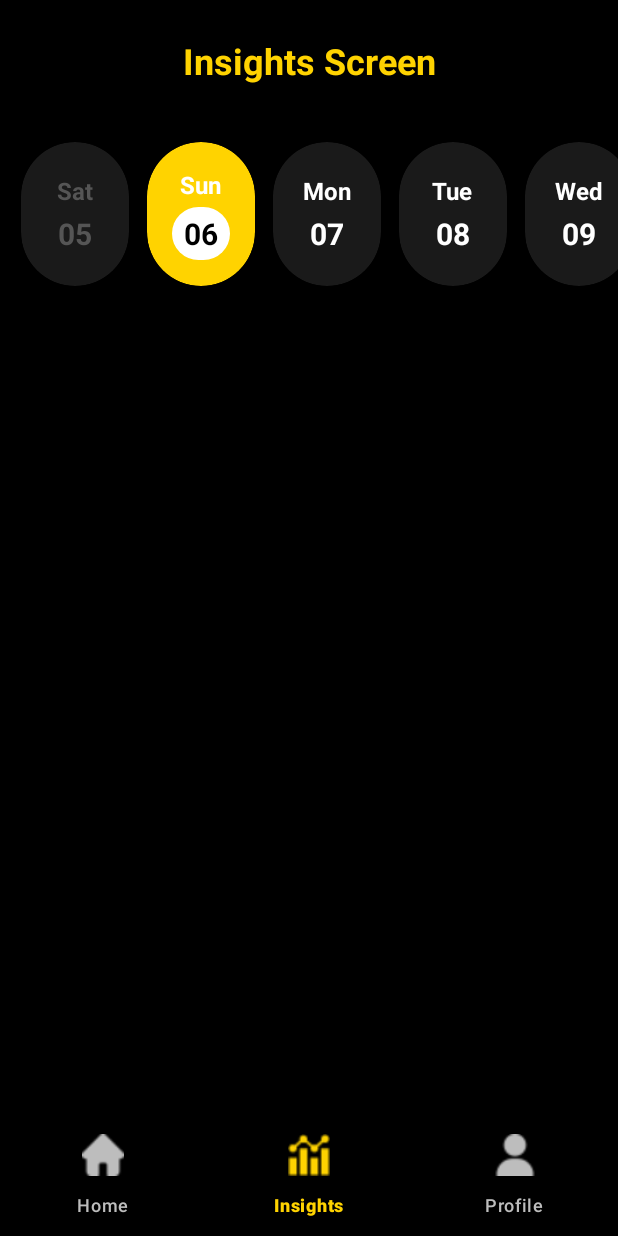
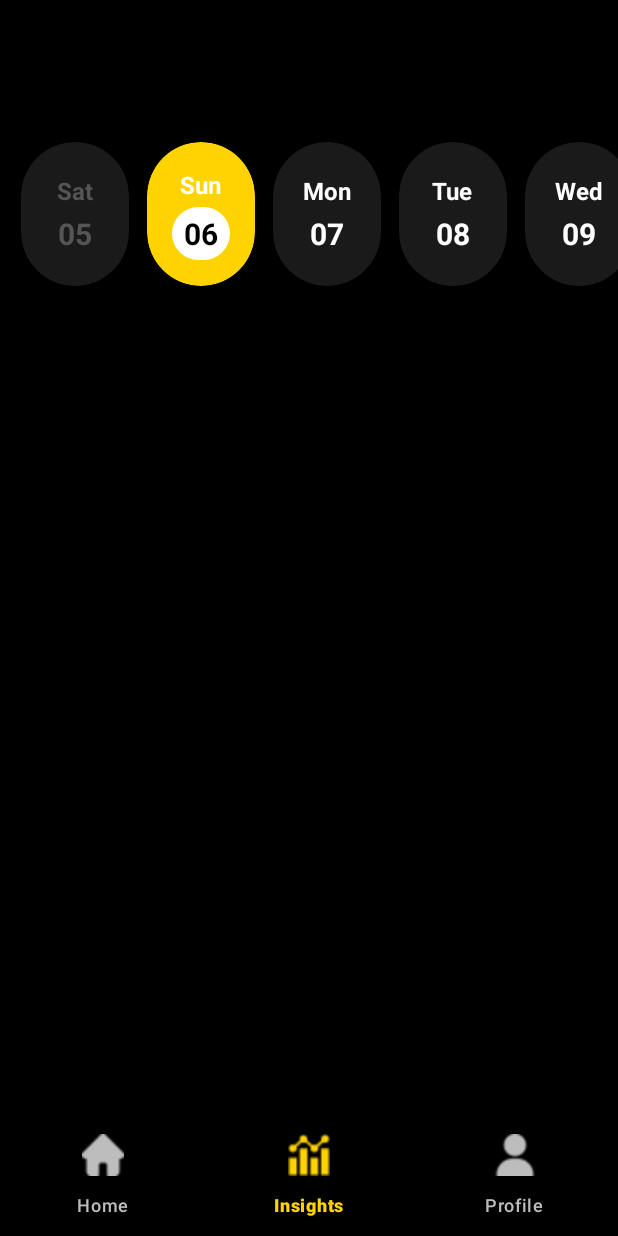
Before and after one commit to gimnakatugampala/MaxfitvipgymAndroidApp, an Android app: the screen it shows after launch (MainActivity), item 2 of the bottom bar chosen, on a phone screen of 412 x 824 dp. Run offline under Robolectric (Android 15) with nearby library versions, the phone set to English and light mode, and no system bars; libraries missing offline, so code that uses them is left out: com.github.mikephil.charting.

```diff
--- a/app/src/main/res/layout/fragment_insights.xml
+++ b/app/src/main/res/layout/fragment_insights.xml
@@ -12,7 +12,7 @@
         android:id="@+id/insights_title"
         android:layout_width="wrap_content"
         android:layout_height="wrap_content"
-        android:text="Insights Screen"
+        android:text=""
         android:textSize="24sp"
         android:textColor="#FFD300"
         android:textStyle="bold"
```
